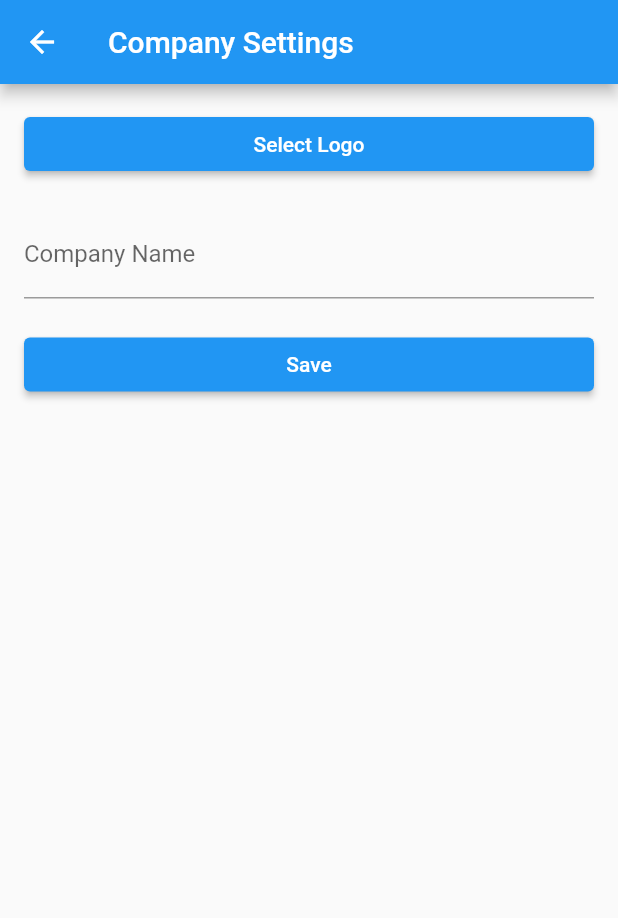
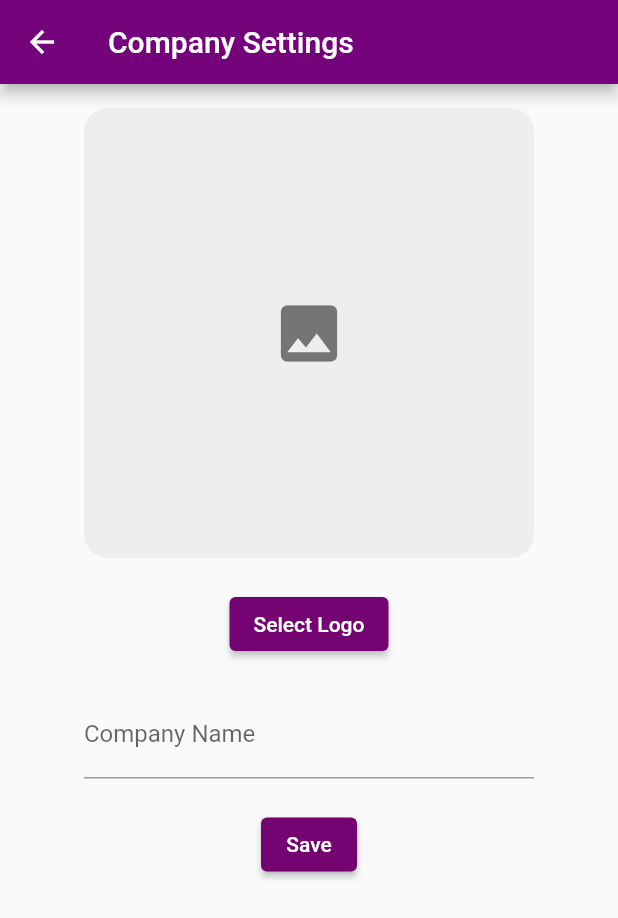
Before and after one commit to yousafi23/point-of-sale, a Flutter app: the CompanySettingsScreen screen opened directly, on a phone screen of 412 x 824 dp. Shown: the top 918 px of the screen. Run offline on Flutter 3.47's test engine with Material 2 defaults, Android fonts, the phone set to English and light mode, and no system bars; our stand-ins replace image_picker, sqflite, sqflite_common_ffi; accounts and stored records are empty; key blocks and very long unbroken strings in the code were emptied for the run.

Commit message:
Minor UI changes

```diff
--- a/lib/admin/products_screen.dart
+++ b/lib/admin/products_screen.dart
@@ -16,11 +16,11 @@ class _ProductsScreenState extends State<ProductsScreen> {
   Widget build(BuildContext context) {
     return Scaffold(
       drawer: const ReusableDrawer(
-        title: 'Home',
+        title: 'Products',
         currentPage: ProductsScreen(),
       ),
       appBar: myCustomAppBar(
-        "Admin panel",
+        "Products",
         const Color.fromARGB(255, 116, 2, 122),
       ),
       body: Container(
--- a/lib/company_settings.dart
+++ b/lib/company_settings.dart
@@ -2,12 +2,14 @@ import 'dart:io';
 import 'dart:typed_data';
 import 'package:flutter/material.dart';
 import 'package:image_picker/image_picker.dart';
+import 'package:point_of_sale_app/admin/products_screen.dart';
 import 'package:point_of_sale_app/database/company_model.dart';
 import 'package:point_of_sale_app/database/db_helper.dart';
+import 'package:point_of_sale_app/general/my_custom_appbar.dart';
+import 'package:point_of_sale_app/general/my_custom_snackbar.dart';
 
-// ignore: must_be_immutable
 class CompanySettingsScreen extends StatefulWidget {
-  CompanySettingsScreen({super.key});
+  CompanySettingsScreen({Key? key}) : super(key: key);
 
   @override
   _CompanySettingsScreenState createState() => _CompanySettingsScreenState();
@@ -32,15 +34,11 @@ class _CompanySettingsScreenState extends State<CompanySettingsScreen> {
     if (logoImage == null) return;
 
     final Uint8List bytes = await logoImage!.readAsBytes();
-    // print('BYTEss=$logoImage');
-    // print('BYTEss=$bytes');
-
     final CompanyModel companyModel = CompanyModel(
       companyName: companyNameController.text,
       companyLogo: bytes,
     );
 
-    // print('modd=${companyModel.toMap()}');
     await DatabaseHelper.instance
         .updateRecord('Company', companyModel.toMap(), 'companyId=?', 0);
   }
@@ -48,41 +46,69 @@ class _CompanySettingsScreenState extends State<CompanySettingsScreen> {
   @override
   Widget build(BuildContext context) {
     return Scaffold(
-      appBar: AppBar(
-        title: const Text('Company Settings'),
+      appBar: myCustomAppBar(
+        "Company Settings",
+        const Color.fromARGB(255, 116, 2, 122),
       ),
       body: Padding(
         padding: const EdgeInsets.all(16.0),
+        child: Center(
           child: Column(
-          crossAxisAlignment: CrossAxisAlignment.stretch,
+            crossAxisAlignment: CrossAxisAlignment.center,
             children: [
-            if (logoImage != null)
-              Image.file(
-                logoImage!,
+              Container(
                 height: 300,
                 width: 300,
+                decoration: BoxDecoration(
+                  borderRadius: BorderRadius.circular(16),
+                  color: Colors.grey[200], // Placeholder color
+                  image: logoImage != null
+                      ? DecorationImage(
+                          image: FileImage(logoImage!),
+                          fit: BoxFit
+                              .contain, // This will maintain the aspect ratio
+                        )
+                      : null,
                 ),
+                child: logoImage == null
+                    ? Icon(Icons.image, size: 50, color: Colors.grey[600])
+                    : null,
+              ),
+              const SizedBox(height: 20),
               ElevatedButton(
                 onPressed: _getImage,
                 child: const Text('Select Logo'),
+                style: ElevatedButton.styleFrom(
+                  backgroundColor: Color.fromARGB(255, 116, 2, 112),
+                ),
               ),
               const SizedBox(height: 20),
-            TextField(
+              SizedBox(
+                width: 300,
+                child: TextField(
                   controller: companyNameController,
                   decoration: const InputDecoration(labelText: 'Company Name'),
+                ),
               ),
               const SizedBox(height: 20),
               ElevatedButton(
                 onPressed: () async {
                   await _saveToDatabase();
-                // print(logoImage);
-                ScaffoldMessenger.of(context).showSnackBar(
-                  const SnackBar(content: Text('Settings saved to database')),
-                );
+
+                  Navigator.of(context).push(MaterialPageRoute(
+                      builder: (context) => const ProductsScreen()));
+                  ScaffoldMessenger.of(context).showSnackBar(myCustomSnackBar(
+                    message: 'Company settings Saved',
+                    warning: false,
+                  ));
                 },
                 child: const Text('Save'),
+                style: ElevatedButton.styleFrom(
+                  backgroundColor: Color.fromARGB(255, 116, 2, 112),
+                ),
               ),
             ],
+          ),
         ),
       ),
     );
--- a/lib/database/db_helper.dart
+++ b/lib/database/db_helper.dart
@@ -7,7 +7,7 @@ import 'package:point_of_sale_app/database/user_model.dart';
 import 'package:sqflite/sqflite.dart';
 
 class DatabaseHelper {
-  static const dbName = 'sqliteNew.db';
+  static const dbName = 'sqlite.db';
   static const dbVersion = 1;
 
   static final DatabaseHelper instance = DatabaseHelper();
```
Lines whose indentation alone changed are shown as unchanged.
